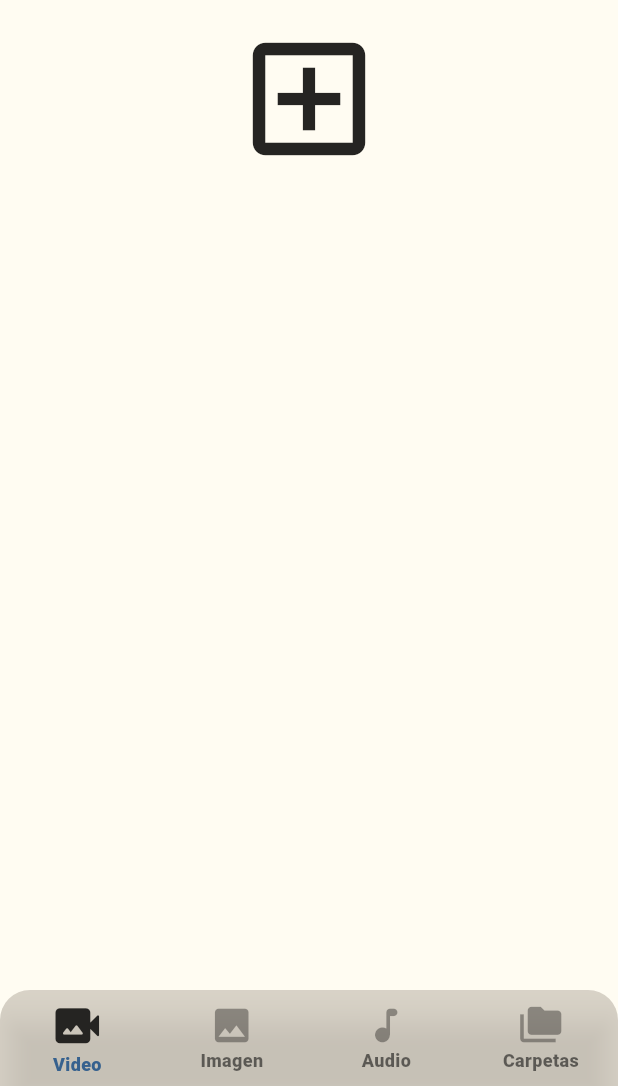
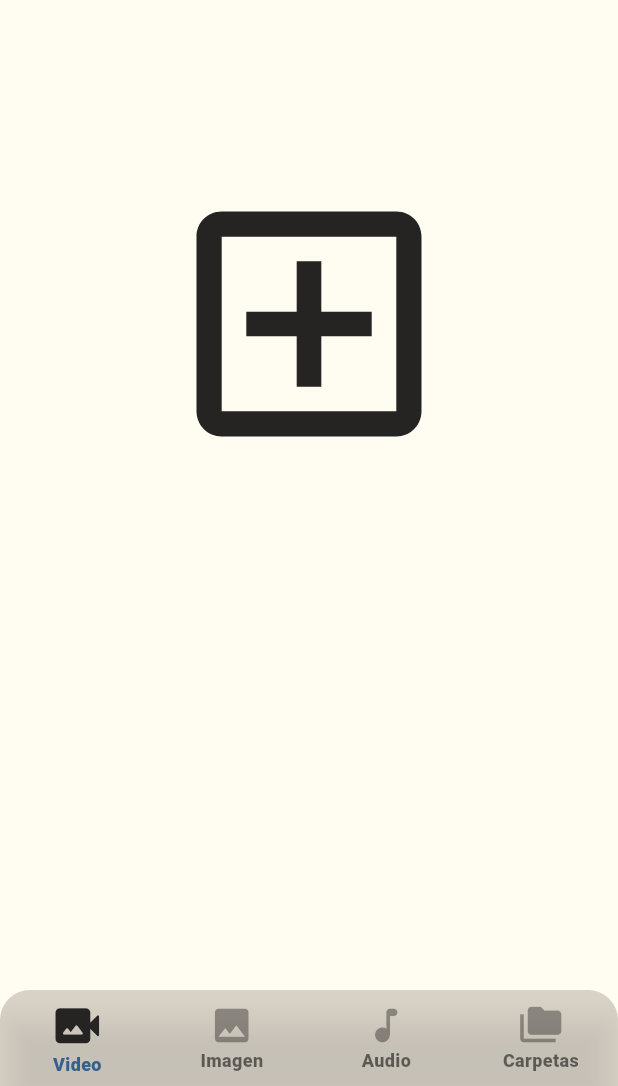
Before and after one commit to jmc00187/Convall, a Flutter app: the screen it shows after launch, on a phone screen of 412 x 824 dp, the part 150-1236 px from its top. Run offline on Flutter 3.47's test engine with Material 3 defaults, Android fonts, the phone set to English and light mode, and no system bars; our stand-ins replace file_picker, flutter_image_compress, image_picker, permission_handler, video_player; missing offline and left inert: exif; Roboto replaces fonts that are missing (SF-ProText-Heavy, SF-ProText-Semibold).

Commit message:
inicio de la pagina video

```diff
--- a/lib/pagina_video.dart
+++ b/lib/pagina_video.dart
@@ -47,7 +47,6 @@ class _paginaVideoState extends State<paginaVideo> {
       backgroundColor: FloralWhite,
 
 
-
       appBar: AppBar(
         title: const Text(
           'Convall',
@@ -65,14 +64,11 @@ class _paginaVideoState extends State<paginaVideo> {
 
       body: SingleChildScrollView(
         child: Center(
-          child: Container(
           child: Padding(
             padding: const EdgeInsets.all(16.0),
             child: Column(
               mainAxisAlignment: MainAxisAlignment.center,
               children: <Widget>[
-
-
                 GestureDetector(
                   onTap: () {
                     if (_videoController != null && _videoController!.value.isInitialized) {
@@ -86,8 +82,15 @@ class _paginaVideoState extends State<paginaVideo> {
                     }
                   },
                   child: _selectedFilePath == null
-                      ? Icon(Icons.add_box_outlined, size: 100, color: EerieBlack)
-                        :ClipRRect(
+                      ? Column(
+                      children: [
+                        const SizedBox(height: 100),
+                        Icon(Icons.add_box_outlined, size: 200, color: EerieBlack)
+                      ]
+                  )
+                      : Column(
+                    children: [
+                      ClipRRect(
                         borderRadius: BorderRadius.circular(20),
                         child: Stack(
                           alignment: Alignment.center,
@@ -100,8 +103,43 @@ class _paginaVideoState extends State<paginaVideo> {
                               Icon(Icons.play_circle_fill, size: 50, color: Colors.white),
                           ],
                         ),
-                    )
                       ),
+                      Container(
+                        width: 100,
+                        padding: EdgeInsets.all(10),
+                        decoration: BoxDecoration(
+                          color: Flame,
+                          borderRadius: BorderRadius.vertical(bottom: Radius.circular(20)),
+                        ),
+                        child: Center(
+                          child: Text(
+                            'Probando',
+                            style: TextStyle(
+                              color: FloralWhite,
+                              fontSize: 21,
+                              fontFamily: 'SF-ProText-Heavy',
+                              fontWeight: FontWeight.w800,
+                            ),
+                          ),
+                        ),
+                      ),
+
+
+
+
+
+
+
+
+
+
+
+
+
+
+
+
+
 
 
 
@@ -121,9 +159,13 @@ class _paginaVideoState extends State<paginaVideo> {
                     ],
                   ),
                 ),
+              ],
             ),
           ),
         ),
+      ),
+
+
     );
   }
 }
```
Lines whose indentation alone changed are shown as unchanged.
